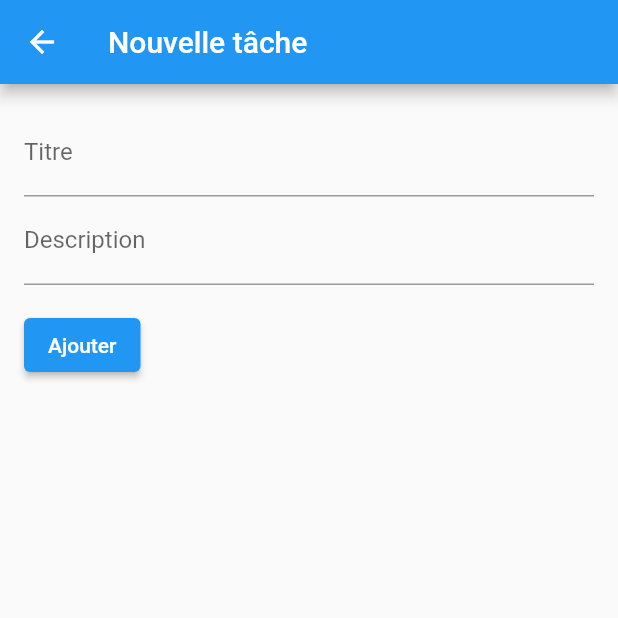
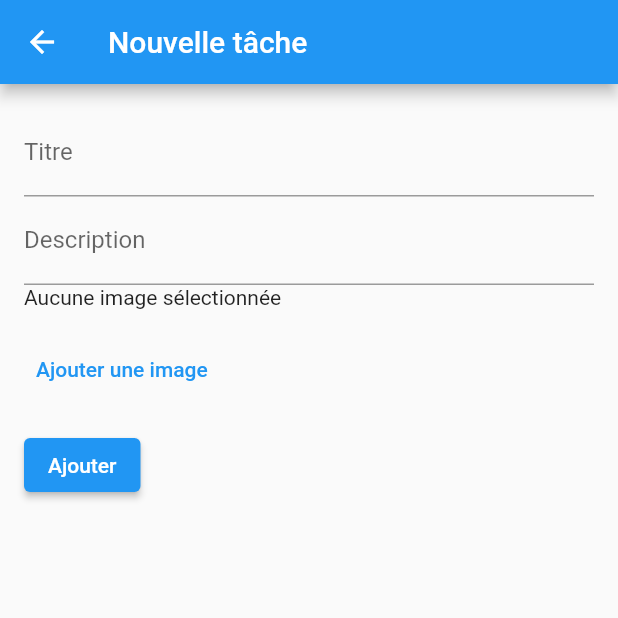
Before and after one commit to Hill52/Dev-Services-Back-End---Groupe-4, a Flutter app: the TaskForm screen opened directly, on a phone screen of 412 x 824 dp, the top half of it. Run offline on Flutter 3.47's test engine with Material 2 defaults, Android fonts, the phone set to English and light mode, and no system bars; our stand-ins replace flutter_dotenv, image_picker, supabase_flutter; accounts and stored records are empty.

```diff
--- a/elephant_app/lib/elephant_app.dart
+++ b/elephant_app/lib/elephant_app.dart
@@ -1,4 +1,3 @@
-import 'dart:html';
 
 import 'package:elephant_app/screens/task_master.dart';
 import 'package:flutter/material.dart';
--- a/elephant_app/lib/models/task.dart
+++ b/elephant_app/lib/models/task.dart
@@ -1,43 +1,60 @@
+import 'dart:io';
+
 class Task {
   String? id;
   late String content;
   late bool completed;
   String? title;
+  File? image;
 
-  Task({required this.content, required this.completed, this.title, this.id});
+  Task({
+    required this.content,
+    required this.completed,
+    this.title,
+    this.id,
+    this.image,
+  });
+
   void toggleCompleted() {
     completed = !completed;
   }
 
-  //task to json
+  // task to json
   Map<String, dynamic> toJson() {
     final Map<String, dynamic> data = new Map<String, dynamic>();
     data['id'] = this.id;
     data['content'] = this.content;
     data['completed'] = this.completed;
     data['title'] = this.title;
+    if (this.image != null) {
+      data['image'] = this.image!.path;
+    }
     return data;
   }
-  //json to task
+
+  // json to task
   Task.fromJson(Map<String, dynamic> json) {
     id = json['id'].toString();
     content = json['content'] ?? "";
     completed = json['completed'];
     title = json['title'];
+    if (json['image'] != null) {
+      image = File(json['image']);
+    }
   }
 
-
-  Task copyWith({String? id, String? content, bool? completed, String? title}) {
+  Task copyWith({String? id, String? content, bool? completed, String? title, File? image}) {
     return Task(
       id: id ?? this.id,
       content: content ?? this.content,
       completed: completed ?? this.completed,
       title: title ?? this.title,
+      image: image ?? this.image,
     );
   }
 
   @override
-  toString() {
-    return "Task {id: $id, title: $title, content: $content, completed: $completed}";
+  String toString() {
+    return "Task {id: $id, title: $title, content: $content, completed: $completed, image: $image}";
   }
 }
--- a/elephant_app/lib/screens/task_form.dart
+++ b/elephant_app/lib/screens/task_form.dart
@@ -1,9 +1,13 @@
-import 'dart:js_util';
+
+import 'dart:io';
 
 import 'package:elephant_app/providers/tasks_provider.dart';
 import 'package:flutter/material.dart';
 import 'package:elephant_app/models/task.dart';
 import 'package:provider/provider.dart';
+import 'package:image_picker/image_picker.dart';
+
+
 
 class TaskForm extends StatefulWidget {
   // final Function addTask;
@@ -19,6 +23,34 @@ class _TaskFormState extends State<TaskForm> {
   final _formKey = GlobalKey<FormState>();
   final _titleController = TextEditingController();
   final _contentController = TextEditingController();
+
+  File? file;
+  bool isFile = false;
+
+  void takeImageWithCamera() async {
+    XFile? XFileImage = await ImagePicker().pickImage(source: ImageSource.camera);
+    File image = File(XFileImage!.path);
+    Navigator.of(context).pop();
+    setState(() {
+      file = image;
+      isFile = true;
+    });
+  }
+
+  void cancel() {
+    Navigator.of(context).pop();
+  }
+
+  void chooseImageFromGallery() async{
+    XFile? XFileImage = await ImagePicker().pickImage(source: ImageSource.gallery);
+    File image = File(XFileImage!.path);
+    Navigator.of(context).pop();
+    setState(() {
+      file = image;
+      isFile = true;
+    });
+  }
+
 
   void _submitForm() {
     if (_formKey.currentState!.validate()) {
@@ -65,6 +97,33 @@ class _TaskFormState extends State<TaskForm> {
                 controller: _contentController,
                 decoration: InputDecoration(labelText: 'Description'),
               ),
+              isFile ? Image.file(file!, height: 300,) :
+              Text("Aucune image sélectionnée"),
+              const SizedBox(height: 16.0),
+              TextButton(onPressed: (){
+                showDialog(context: context, builder: (context){
+                  return AlertDialog(
+                    title: Text("Ajouter une image"),
+                    content: Column(
+                      mainAxisSize: MainAxisSize.min,
+                      children: [
+                        TextButton(onPressed: (){
+                          takeImageWithCamera();
+                        }, child: Text("Prendre une photo")),
+                        TextButton(onPressed: (){
+                          chooseImageFromGallery();
+                        }, child: Text("Choisir une photo")),
+                        TextButton(onPressed: (){
+                          cancel();
+                        }, child: Text("Annuler")),
+
+                      ],
+                    ),
+                  );
+                });
+              },
+              child: const Text('Ajouter une image')
+              ),
               SizedBox(height: 16.0),
               ElevatedButton(
                 onPressed: _submitForm,
--- a/elephant_app/pubspec.yaml
+++ b/elephant_app/pubspec.yaml
@@ -31,6 +31,7 @@ environment:
 dependencies:
   flutter:
     sdk: flutter
+  image_picker: ^0.8.7
 
 
   # The following adds the Cupertino Icons font to your application.
```
Also changed, not shown: elephant_app/pubspec.lock, 1 other file.
